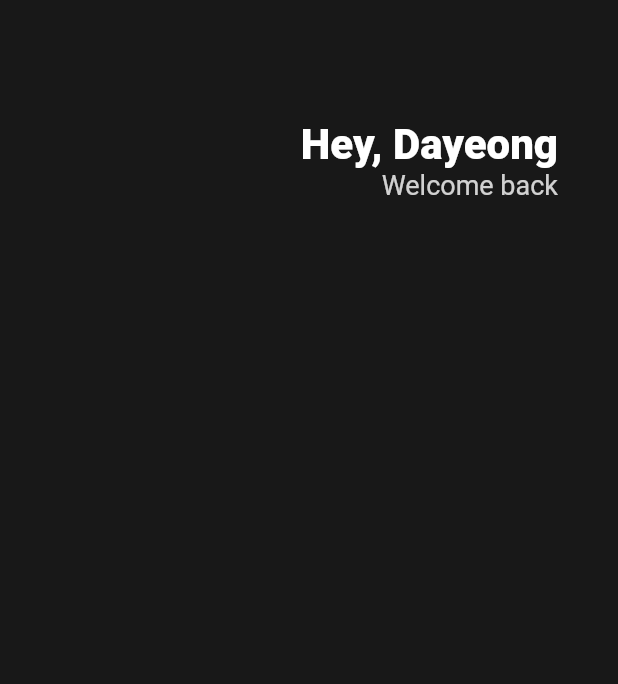
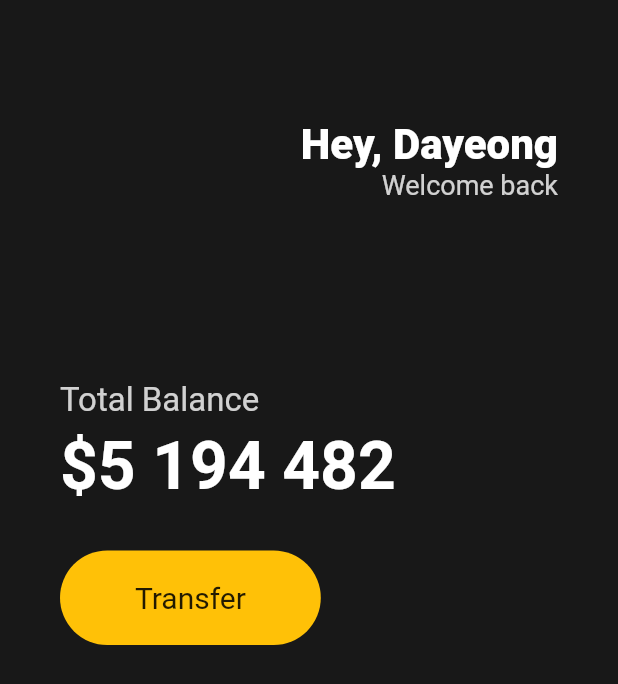
Before and after one commit to dayeongmaeng/toonflix-flutter, a Flutter app: the screen it shows after launch, on a phone screen of 412 x 824 dp. Shown: the top 684 px of the screen. Run offline on Flutter 3.47's test engine with Material 2 defaults, Android fonts, the phone set to English and light mode, and no system bars.

Commit message:
feat: buttons section

```diff
--- a/lib/main.dart
+++ b/lib/main.dart
@@ -12,8 +12,11 @@ class App extends StatelessWidget {
       home: Scaffold(
           backgroundColor: Color(0xFF181818),
           body: Padding(
-              padding: EdgeInsets.symmetric(horizontal: 40),
+              padding: EdgeInsets.symmetric(
+                horizontal: 40,
+              ),
               child: Column(
+                crossAxisAlignment: CrossAxisAlignment.start,
                 children: [
                   SizedBox(
                     height: 80,
@@ -42,7 +45,53 @@ class App extends StatelessWidget {
                         ],
                       )
                     ],
-                  )
+                  ),
+                  SizedBox(
+                    height: 120,
+                  ),
+                  Text(
+                    'Total Balance',
+                    style: TextStyle(
+                      fontSize: 22,
+                      color: Colors.white.withOpacity(0.8),
+                    ),
+                  ),
+                  SizedBox(
+                    height: 5,
+                  ),
+                  Text(
+                    '\$5 194 482',
+                    style: TextStyle(
+                      fontSize: 44,
+                      fontWeight: FontWeight.w600,
+                      color: Colors.white,
+                    ),
+                  ),
+                  SizedBox(
+                    height: 30,
+                  ),
+                  Row(
+                    children: [
+                      Container(
+                        decoration: BoxDecoration(
+                          color: Colors.amber,
+                          borderRadius: BorderRadius.circular(45),
+                        ),
+                        child: Padding(
+                          padding: EdgeInsets.symmetric(
+                            vertical: 20,
+                            horizontal: 50,
+                          ),
+                          child: Text(
+                            'Transfer',
+                            style: TextStyle(
+                              fontSize: 20,
+                            ),
+                          ),
+                        ),
+                      )
+                    ],
+                  ),
                 ],
               ))),
     );
```
